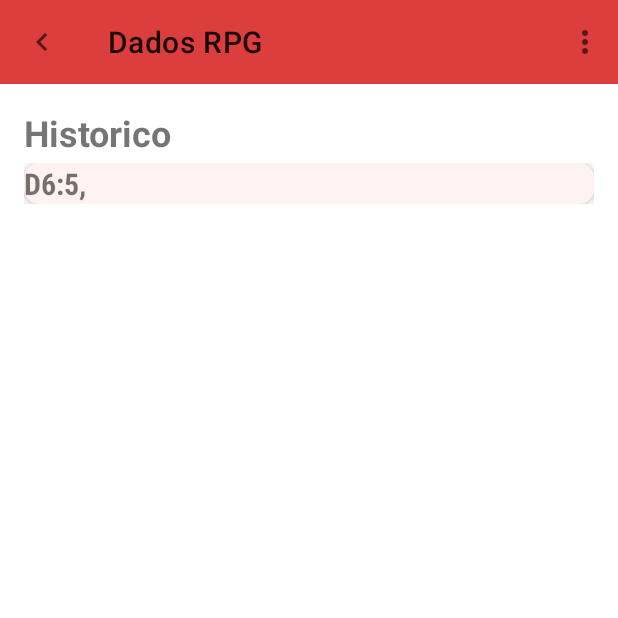
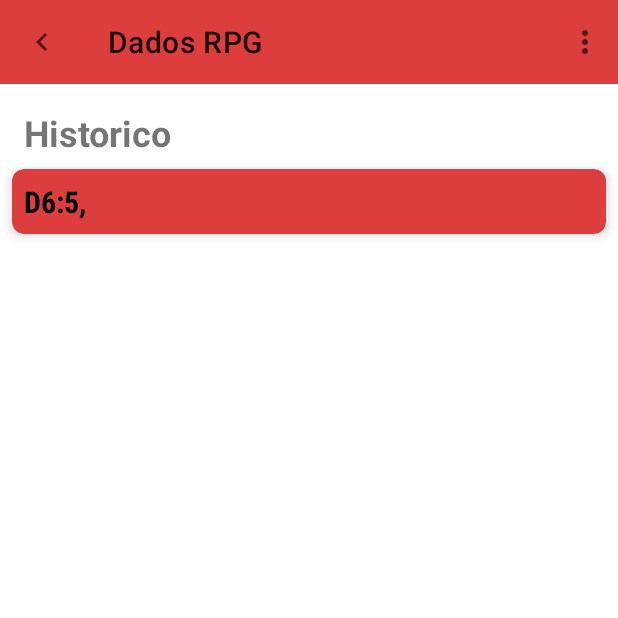
Before and after one commit to felipesekai/dadosRPGOldVersion, an Android app: the screen it shows after launch (HistoricoActivity), after a tap on "Historico", on a phone screen of 412 x 824 dp, the top half of it. Run offline under Robolectric (Android 15) with nearby library versions, the phone set to English and light mode, and no system bars; 3 other taps on this screen came first.

Commit message:
correcoes de cores no darkmode

```diff
--- a/app/src/main/java/com/sekai/dadosrpg/MainActivity.kt
+++ b/app/src/main/java/com/sekai/dadosrpg/MainActivity.kt
@@ -13,6 +13,7 @@ import com.sekai.dadosrpg.DataBase.helper.HelperDB
 import com.sekai.dadosrpg.DataBase.helper.aplication.ApplicationDb
 import com.sekai.dadosrpg.Historico.Historico
 import com.sekai.dadosrpg.Historico.HistoricoActivity
+import com.sekai.dadosrpg.databinding.DrawerNavigationLayoutBinding
 import kotlinx.android.synthetic.main.activity_main.*
 import kotlinx.android.synthetic.main.drawer_navigation_layout.*
 import kotlinx.android.synthetic.main.drawer_navigation_layout.view.*
@@ -32,12 +33,14 @@ class MainActivity : AppCompatActivity() {
     val numDadosString = arrayListOf("D6", "D4", "D8", "D10", "D12", "D20", "D100")
     var listaHistorico = arrayListOf<Historico>()
     lateinit var adapter: ArrayAdapter<String>
+    lateinit var binding : DrawerNavigationLayoutBinding
 
 
     override fun onCreate(savedInstanceState: Bundle?) {
 
         super.onCreate(savedInstanceState)
-        setContentView(R.layout.drawer_navigation_layout)
+        binding = DrawerNavigationLayoutBinding.inflate(layoutInflater)
+        setContentView(binding.root)
         adapter = ArrayAdapter(this, R.layout.dropdown_spinner_meu, numDadosString)
         init()
         initOnClick()
@@ -52,7 +55,7 @@ class MainActivity : AppCompatActivity() {
 
 
     private fun initDrawer() {
-        val drawer = drawer_layout
+        val drawer = binding.drawerLayout
         val toolbar: Toolbar = toolbar_app as Toolbar
         navigationItemSelectedListener(drawer)
         setSupportActionBar(toolbar)
--- a/app/src/main/res/layout/card_historico.xml
+++ b/app/src/main/res/layout/card_historico.xml
@@ -1,45 +1,26 @@
 <?xml version="1.0" encoding="utf-8"?>
-<androidx.constraintlayout.widget.ConstraintLayout xmlns:android="http://schemas.android.com/apk/res/android"
+<androidx.cardview.widget.CardView
+ xmlns:android="http://schemas.android.com/apk/res/android"
     xmlns:app="http://schemas.android.com/apk/res-auto"
     android:layout_width="match_parent"
     android:layout_height="wrap_content"
-    android:id="@+id/layout_hl_history">
+    android:id="@+id/layout_hl_history"
+    android:padding="8dp"
+    android:layout_margin="8dp"
+    app:cardElevation="4dp"
+    app:cardCornerRadius="8dp"
+    app:cardBackgroundColor="@color/ic_launcher_background">
 
-    <ScrollView
-        android:layout_width="match_parent"
-        android:layout_height="match_parent"
-        app:layout_constraintBottom_toBottomOf="parent"
-        app:layout_constraintEnd_toEndOf="parent"
-        app:layout_constraintStart_toStartOf="parent"
-        app:layout_constraintTop_toTopOf="parent">
-
-        <LinearLayout
-            android:layout_width="match_parent"
-            android:layout_height="wrap_content"
-            android:layout_marginStart="16dp"
-            android:layout_marginLeft="16dp"
-            android:layout_marginTop="4dp"
-            android:layout_marginEnd="16dp"
-            android:layout_marginRight="16dp"
-            android:layout_marginBottom="4dp"
-            android:orientation="vertical">
-
-            <androidx.cardview.widget.CardView
-                android:layout_width="match_parent"
-                android:layout_height="match_parent"
-                app:cardElevation="4dp"
-                app:cardCornerRadius="10dp"
-                app:cardBackgroundColor="#FFF2F2">
 
                 <TextView
                     android:id="@+id/txt_historico_ch"
                     android:layout_width="wrap_content"
                     android:layout_height="wrap_content"
+                    android:textColor="@color/black"
+                    android:layout_margin="8dp"
                     android:text="@string/historico_title"
                     android:textSize="20sp"
                     android:textStyle="bold"
-                    android:fontFamily="sans-serif-condensed"/>
+                    android:fontFamily="sans-serif-condensed"
+                    android:layout_marginLeft="16dp" />
             </androidx.cardview.widget.CardView>
-        </LinearLayout>
-    </ScrollView>
-</androidx.constraintlayout.widget.ConstraintLayout>
--- a/app/src/main/res/layout/drawer_navigation_layout.xml
+++ b/app/src/main/res/layout/drawer_navigation_layout.xml
@@ -1,13 +1,13 @@
 <?xml version="1.0" encoding="utf-8"?>
 <androidx.drawerlayout.widget.DrawerLayout xmlns:android="http://schemas.android.com/apk/res/android"
-    android:layout_width="match_parent"
-    android:layout_height="match_parent"
     xmlns:app="http://schemas.android.com/apk/res-auto"
     xmlns:tools="http://schemas.android.com/tools"
-    tools:openDrawer="start"
-    android:id="@+id/drawer_layout">
+    android:id="@+id/drawer_layout"
+    android:layout_width="wrap_content"
+    android:layout_height="match_parent"
+    tools:openDrawer="start">
 
-    <include layout="@layout/activity_main"/>
+    <include layout="@layout/activity_main" />
 
     <com.google.android.material.navigation.NavigationView
         android:id="@+id/nav_view"
--- a/app/src/main/res/layout/dropdown_spinner_meu.xml
+++ b/app/src/main/res/layout/dropdown_spinner_meu.xml
@@ -27,4 +27,4 @@
     android:textAlignment="center"
     android:gravity="center"
     android:layout_gravity="end"
-    android:textSize="34dp"/>
+    android:textSize="34sp"/>
```
